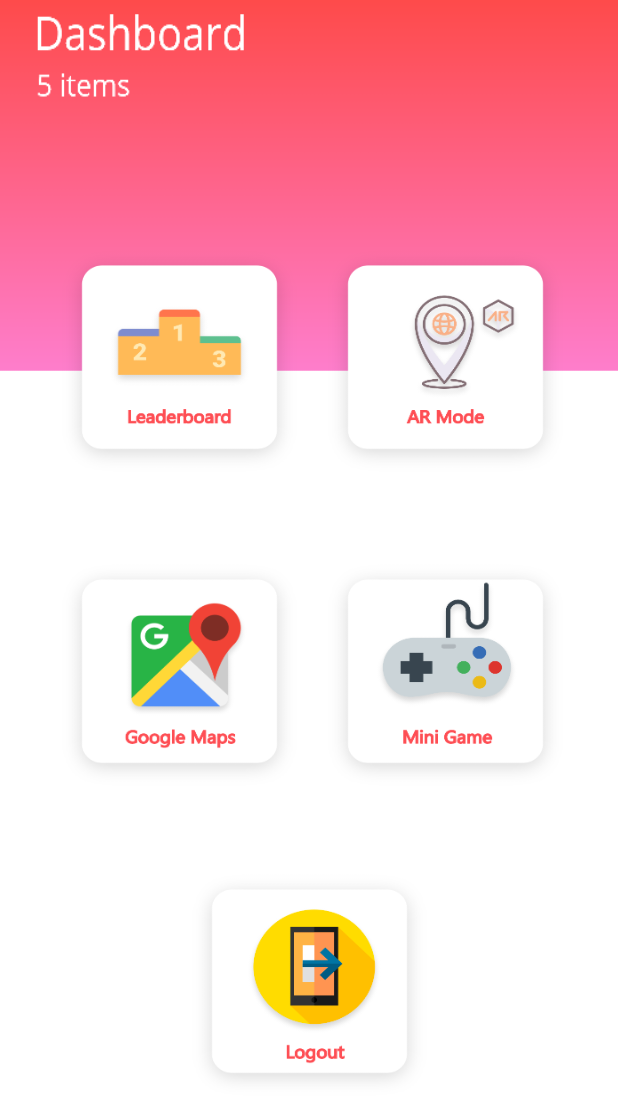
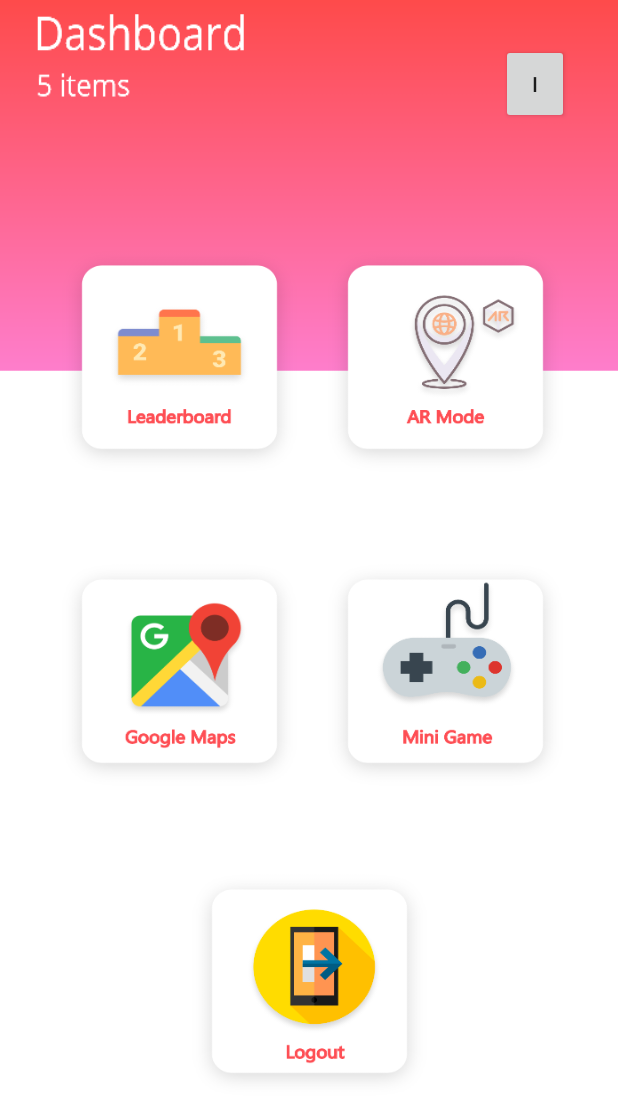
Before and after one commit to ENT-WALK/EntWalk, an Android app: the Dashboard_Activity screen opened directly, with no data from a screen before it, on a phone screen of 412 x 824 dp. Shown: the top 1120 px of the screen. Run offline under Robolectric (Android 15) with nearby library versions, the light colour scheme and no system bars; Roboto replaces fonts that are not available here.

Commit message:
Add info in dashboard

```diff
--- a/MyMap/app/src/main/java/com/app/mymap/Dashboard_Activity.java
+++ b/MyMap/app/src/main/java/com/app/mymap/Dashboard_Activity.java
@@ -1,8 +1,14 @@
 package com.app.mymap;
 
+import android.app.Dialog;
 import android.content.Intent;
 import android.os.Bundle;
 import android.view.View;
+import android.view.Window;
+import android.widget.Button;
+import android.view.View.OnClickListener;
+import android.widget.TextView;
+import android.widget.Toast;
 
 import androidx.appcompat.app.AppCompatActivity;
 
@@ -12,7 +18,24 @@ public class Dashboard_Activity extends AppCompatActivity {
     protected void onCreate(Bundle savedInstanceState) {
         super.onCreate(savedInstanceState);
         setContentView(R.layout.activity_dashboard_);
+        Button btnDialog = (Button)findViewById(R.id.dialog);
+        btnDialog.setOnClickListener(new OnClickListener() {
+            public void onClick (View v) {
+                final Dialog dialog = new Dialog(Dashboard_Activity.this);
+                dialog.requestWindowFeature(Window.FEATURE_NO_TITLE);
+                dialog.setContentView(R.layout.customdialog);
+                dialog.setCancelable(true);
 
+                Button button1 = (Button)dialog.findViewById(R.id.button1);
+                button1.setOnClickListener(new OnClickListener() {
+                    public void onClick(View v) {
+                        dialog.cancel();
+                    }
+                });
+
+                dialog.show();
+            }
+        });
     }
     public void google_map(View view) {
         Intent intent = new Intent(this, MapsActivity.class);
@@ -34,4 +57,5 @@ public class Dashboard_Activity extends AppCompatActivity {
         Intent intent = new Intent(this, LoginActivity.class);
          startActivity(intent);
     }
+
 }
--- a/MyMap/app/src/main/java/com/app/mymap/JavaMysqlSelect.java
+++ b/MyMap/app/src/main/java/com/app/mymap/JavaMysqlSelect.java
@@ -1,22 +1,16 @@
 package com.app.mymap;
-import com.app.mymap.model.Leaderboard;
 
 import android.os.Bundle;
-import android.util.Log;
-import android.widget.Adapter;
 import android.widget.ArrayAdapter;
 import android.widget.ListView;
 
 import androidx.annotation.NonNull;
-import androidx.annotation.Nullable;
 import androidx.appcompat.app.AppCompatActivity;
 
-import com.google.firebase.database.ChildEventListener;
 import com.google.firebase.database.DataSnapshot;
 import com.google.firebase.database.DatabaseError;
 import com.google.firebase.database.DatabaseReference;
 import com.google.firebase.database.FirebaseDatabase;
-import com.google.firebase.database.Query;
 import com.google.firebase.database.ValueEventListener;
 
 import java.util.ArrayList;
--- a/MyMap/app/src/main/java/com/app/mymap/MapsActivity.java
+++ b/MyMap/app/src/main/java/com/app/mymap/MapsActivity.java
@@ -87,8 +87,9 @@ public class MapsActivity extends FragmentActivity implements
 
             mMap.setMyLocationEnabled(true);
             mMap.getUiSettings().setZoomControlsEnabled(true);
+            mMap.getUiSettings().setCompassEnabled(true);
 
-        }
+                 }
     }
 
     public boolean checkUserLocationPermission()
--- a/MyMap/app/src/main/res/layout/acitivity_minigame.xml
+++ b/MyMap/app/src/main/res/layout/acitivity_minigame.xml
@@ -75,7 +75,7 @@
                 android:layout_height="wrap_content"
                 android:layout_marginTop="20dp"
                 android:fontFamily="@font/arbutus"
-                android:text="Catch Ball"
+                android:text="Catch Coin"
                 android:textColor="#FFFFFF"
                 android:textSize="24sp" />
 
--- a/MyMap/app/src/main/res/layout/activity_dashboard_.xml
+++ b/MyMap/app/src/main/res/layout/activity_dashboard_.xml
@@ -62,6 +62,18 @@
         android:onClick="AR" />
 
     <Button
+        android:id="@+id/dialog"
+        android:layout_width="45dp"
+        android:layout_height="53dp"
+        android:text="i"
+        app:layout_constraintBottom_toBottomOf="parent"
+        app:layout_constraintEnd_toEndOf="parent"
+        app:layout_constraintHorizontal_bias="0.911"
+        app:layout_constraintStart_toStartOf="parent"
+        app:layout_constraintTop_toTopOf="parent"
+        app:layout_constraintVertical_bias="0.038" />
+
+    <Button
         android:id="@+id/button6"
         android:layout_width="170dp"
         android:layout_height="160dp"
@@ -72,8 +84,6 @@
         app:layout_constraintStart_toStartOf="parent"
         app:layout_constraintTop_toTopOf="parent"
         app:layout_constraintVertical_bias="0.557"
-        android:onClick="minigame"/><![CDATA[
-    />
+        android:onClick="minigame"/>
 
-    ]]>
 </androidx.constraintlayout.widget.ConstraintLayout>
--- a/MyMap/app/src/main/res/layout/activity_login.xml
+++ b/MyMap/app/src/main/res/layout/activity_login.xml
@@ -58,10 +58,10 @@
         android:textStyle="bold"
         app:layout_constraintBottom_toBottomOf="parent"
         app:layout_constraintEnd_toEndOf="parent"
-        app:layout_constraintHorizontal_bias="0.0"
+        app:layout_constraintHorizontal_bias="0.061"
         app:layout_constraintStart_toEndOf="@+id/textView3"
         app:layout_constraintTop_toTopOf="parent"
-        app:layout_constraintVertical_bias="0.76" />
+        app:layout_constraintVertical_bias="0.743" />
 
     <TextView
         android:id="@+id/textView3"
```
Also changed, not shown: MyMap/app/src/main/res/layout/customdialog.xml (added, +34 -0 lines).
